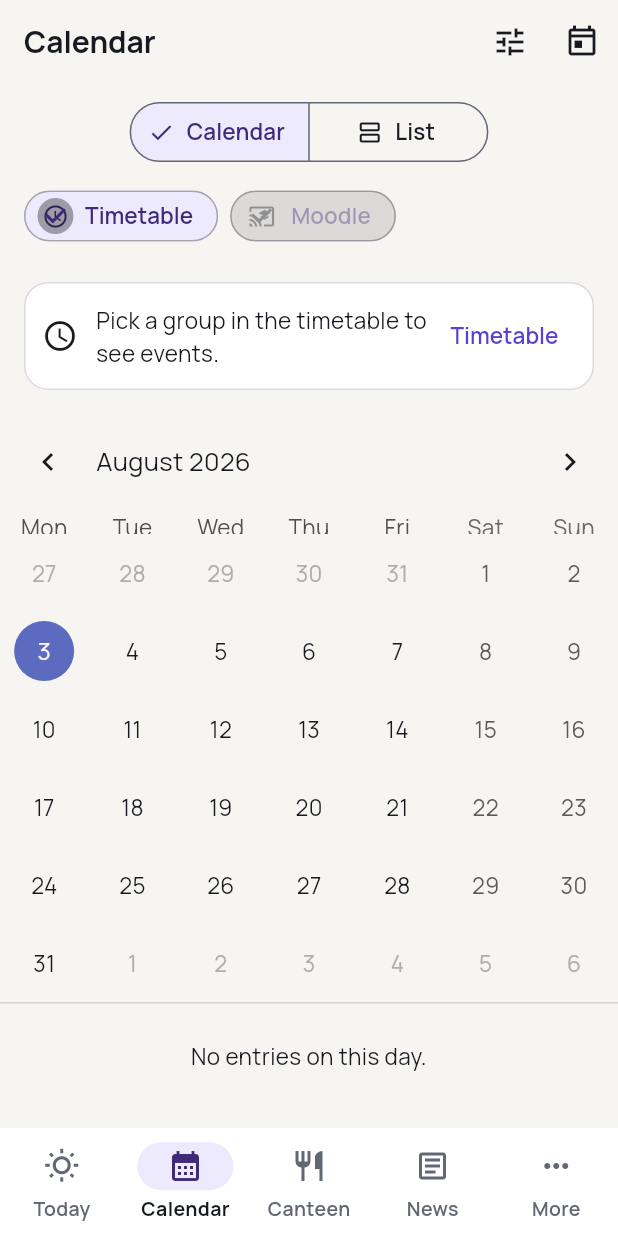
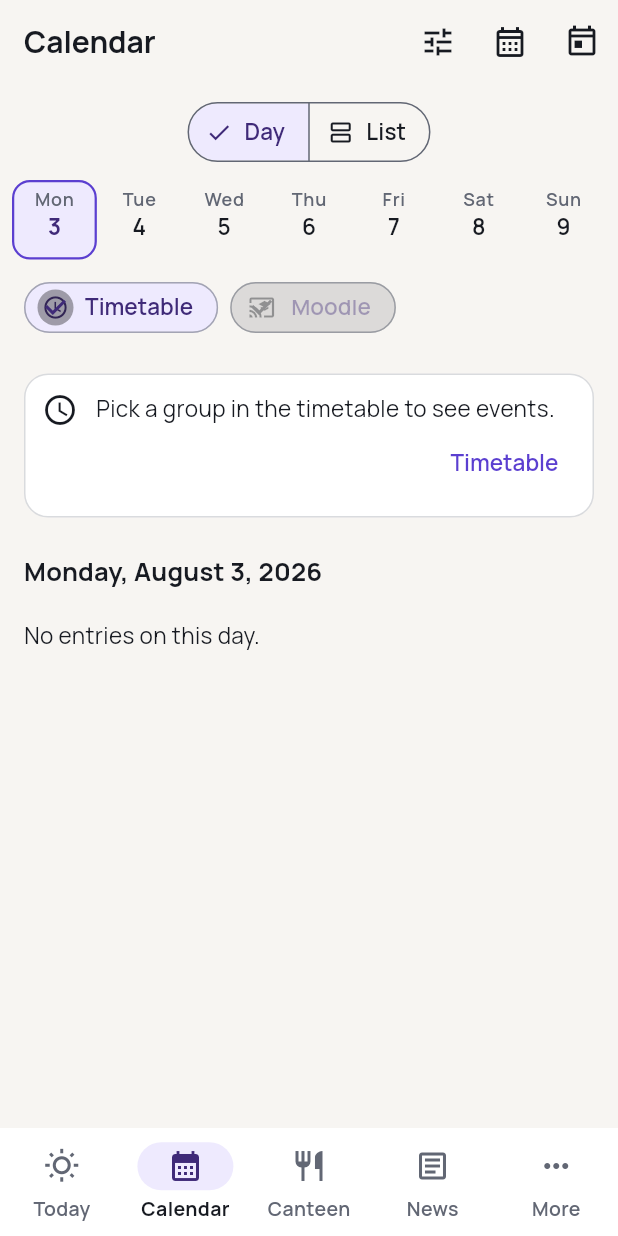
Before and after one commit to erikenglerdev/campus-app, a Flutter app: the screen it shows after launch, item 2 of the bottom bar chosen, after a tap on the "today" icon, on a phone screen of 412 x 824 dp. Run offline on Flutter 3.47's test engine with Material 3 defaults, Android fonts, the phone set to English and light mode, and no system bars; drawn by our look-alikes of table_calendar; our stand-ins replace cookie_jar, dio, dio_cookie_manager, flutter_riverpod, flutter_secure_storage, flutter_svg and 5 more; missing offline and left inert: enough_mail, pdfx; accounts and stored records are empty; generated files the repository leaves out were written again; network calls fail.

Commit message:
feat(mobile/calendar): Tagesagenda mit Wochenleiste statt Monatsgitter
Die Standarddarstellung ist jetzt der chronologische Tag. Ein Monatsgitter
verbraucht auf einem Telefon den größten Teil des Bildschirms, um „welcher
Tag?" zu beantworten, und lässt kaum Platz für das, was an diesem Tag
ansteht; die Wochenleiste beantwortet dieselbe Frage auf einem Fünftel der
Fläche. Ein Monat ist nur noch als Datumswähler erreichbar — genau das,
wofür das Gitter tatsächlich benutzt wurde.

Wischen wechselt den Tag, „Heute" springt zurück. In der Wochenleiste ist
ein Tag mit Terminen durch einen Punkt markiert und der heutige zusätzlich
durch eine Kontur, damit „wo bin ich" nicht davon abhängt, zwei Füllungen
auseinanderzuhalten. Jede Zelle ist ein eigenes Semantics-Element mit
Datum und Terminanzahl.

Die Quellenfilter werden jetzt lokal persistiert, und zwar als die
*abgeschaltete* Menge: Eine in einer späteren Version ergänzte Quelle ist
damit standardmäßig sichtbar statt unsichtbar, bis jemand den Filter
findet. Unbekannte gespeicherte Werte werden ignoriert statt zu stören.

table_calendar ist damit unbenutzt und aus pubspec.yaml entfernt.

Zwei Fehler, die erst der neue Widget-Test bei 320 px und doppelter
Schrift gezeigt hat: Der Ansichtsumschalter passte mit Icon *und* Label
nicht mehr nebeneinander — bei großer Schrift trägt jetzt das Icon den
Tooltip und den zugänglichen Namen. Und der Hinweis „Stundenplangruppe
wählen" lief mit seinem Aktionsbutton über; der steht jetzt in einer
eigenen Zeile.

Gates: format sauber, analyze --fatal-infos --fatal-warnings ohne Befund,
693 Tests grün (vorher 683).

Co-Authored-By: Claude Opus 5 <noreply@anthropic.com>

```diff
--- a/apps/mobile/lib/features/calendar/application/calendar_providers.dart
+++ b/apps/mobile/lib/features/calendar/application/calendar_providers.dart
@@ -5,6 +5,8 @@ import 'package:flutter/foundation.dart' show immutable;
 import 'package:flutter_riverpod/flutter_riverpod.dart';
 
 import '../../../core/network/loaded.dart';
+import '../../../core/prefs/preference_keys.dart';
+import '../../../core/prefs/settings_controller.dart';
 import '../../moodle/application/moodle_account_controller.dart';
 import '../../moodle/application/moodle_controller.dart';
 import '../../timetable/application/timetable_providers.dart';
@@ -14,17 +16,22 @@ import '../domain/calendar_entry.dart';
 import 'calendar_merge.dart';
 import 'public_calendar_providers.dart';
 
-/// Month grid or agenda list — the two explicit calendar views.
-enum CalendarViewMode { month, list }
+/// Day agenda or month list — the two explicit calendar views.
+///
+/// The day agenda is the default. A month grid used to be, but on a phone it
+/// spends most of the screen answering "which day?" and leaves almost none for
+/// what is actually on that day; the week strip answers the same question in a
+/// fraction of the space. A month is now only reachable as a date picker.
+enum CalendarViewMode { day, list }
 
 class CalendarViewModeController extends Notifier<CalendarViewMode> {
   @override
-  CalendarViewMode build() => CalendarViewMode.month;
+  CalendarViewMode build() => CalendarViewMode.day;
 
   void set(CalendarViewMode mode) => state = mode;
-  void toggle() => state = state == CalendarViewMode.month
+  void toggle() => state = state == CalendarViewMode.day
       ? CalendarViewMode.list
-      : CalendarViewMode.month;
+      : CalendarViewMode.day;
 }
 
 final NotifierProvider<CalendarViewModeController, CalendarViewMode>
@@ -49,19 +56,41 @@ calendarFocusedDayProvider =
       CalendarFocusedDayController.new,
     );
 
-/// Which sources contribute to the calendar. Both are on by default; the user
-/// can hide either without losing the other's data.
+/// Which sources contribute to the calendar.
+///
+/// Every source is on by default and the user can hide any of them without
+/// losing the others' data. The choice is persisted as the **disabled** set:
+/// a source added in a later version is then visible by default rather than
+/// hidden until someone finds the filter.
 class CalendarEnabledSourcesController extends Notifier<Set<CalendarSource>> {
   @override
-  Set<CalendarSource> build() => <CalendarSource>{
-    CalendarSource.timetable,
-    CalendarSource.moodle,
-  };
+  Set<CalendarSource> build() {
+    final Set<CalendarSource> off =
+        (ref
+                    .watch(keyValueStoreProvider)
+                    .getStringList(PreferenceKeys.calendarDisabledSources) ??
+                const <String>[])
+            .map(CalendarSource.fromStorage)
+            .whereType<CalendarSource>()
+            .toSet();
+    return CalendarSource.values
+        .where((CalendarSource s) => !off.contains(s))
+        .toSet();
+  }
 
-  void toggle(CalendarSource source) {
+  Future<void> toggle(CalendarSource source) async {
     final Set<CalendarSource> next = <CalendarSource>{...state};
     if (!next.remove(source)) next.add(source);
     state = next;
+    await ref
+        .read(keyValueStoreProvider)
+        .setStringList(
+          PreferenceKeys.calendarDisabledSources,
+          CalendarSource.values
+              .where((CalendarSource s) => !next.contains(s))
+              .map((CalendarSource s) => s.storageValue)
+              .toList(growable: false),
+        );
   }
 }
 
--- a/apps/mobile/lib/features/calendar/domain/calendar_entry.dart
+++ b/apps/mobile/lib/features/calendar/domain/calendar_entry.dart
@@ -9,7 +9,23 @@ import 'package:meta/meta.dart';
 /// new source means adding a value here, a mapper to [CalendarEntry], and wiring
 /// one contribution in the aggregator. Nothing merges on any server — every
 /// source stays in its own feature and is combined only here, on-device.
-enum CalendarSource { timetable, moodle, publicCalendar }
+enum CalendarSource {
+  timetable('timetable'),
+  moodle('moodle'),
+  publicCalendar('public-calendar');
+
+  const CalendarSource(this.storageValue);
+
+  /// Stable identifier for local storage, never the enum index.
+  final String storageValue;
+
+  static CalendarSource? fromStorage(String? value) {
+    for (final CalendarSource source in CalendarSource.values) {
+      if (source.storageValue == value) return source;
+    }
+    return null;
+  }
+}
 
 /// One unified item on the calendar, independent of its source.
 @immutable
--- a/apps/mobile/lib/features/calendar/presentation/calendar_screen.dart
+++ b/apps/mobile/lib/features/calendar/presentation/calendar_screen.dart
@@ -4,7 +4,6 @@
 import 'package:flutter/material.dart';
 import 'package:flutter_riverpod/flutter_riverpod.dart';
 import 'package:go_router/go_router.dart';
-import 'package:table_calendar/table_calendar.dart';
 
 import '../../../app/app_routes.dart';
 import '../../../core/locale/formatters.dart';
@@ -13,9 +12,11 @@ import '../../../core/widgets/status_banner.dart';
 import '../../../l10n/l10n.dart';
 import '../../moodle/application/moodle_account_controller.dart';
 import '../../moodle/application/moodle_controller.dart';
+import '../../timetable/application/timetable_week.dart';
 import '../../timetable/presentation/timetable_group_picker_sheet.dart';
 import '../application/calendar_providers.dart';
 import '../domain/calendar_entry.dart';
+import 'week_strip.dart';
 
 /// The top-level "Kalender" tab: one calendar merged from the timetable and
 /// Moodle deadlines, with an explicit month-grid vs list toggle.
@@ -38,6 +39,24 @@ class _CalendarScreenState extends ConsumerState<CalendarScreen> {
     });
   }
 
+  /// A compact date picker replaces the month grid.
+  ///
+  /// The product rule is that a month view must not be the primary content
+  /// surface on a phone; jumping to a date is the one thing it was actually
+  /// used for, and the platform picker does that in a sheet.
+  Future<void> _pickDate(BuildContext context, WidgetRef ref) async {
+    final DateTime current = ref.read(calendarFocusedDayProvider);
+    final DateTime? picked = await showDatePicker(
+      context: context,
+      initialDate: current,
+      firstDate: DateTime(current.year - 1),
+      lastDate: DateTime(current.year + 2),
+    );
+    if (picked != null) {
+      ref.read(calendarFocusedDayProvider.notifier).select(picked);
+    }
+  }
+
   @override
   Widget build(BuildContext context) {
     final AppLocalizations l10n = context.l10n;
@@ -54,6 +73,11 @@ class _CalendarScreenState extends ConsumerState<CalendarScreen> {
             icon: const Icon(Icons.tune_outlined),
           ),
           IconButton(
+            tooltip: l10n.calendarPickDate,
+            onPressed: () => _pickDate(context, ref),
+            icon: const Icon(Icons.calendar_month_outlined),
+          ),
+          IconButton(
             tooltip: l10n.calendarToday,
             onPressed: () =>
                 ref.read(calendarFocusedDayProvider.notifier).today(),
@@ -68,8 +92,8 @@ class _CalendarScreenState extends ConsumerState<CalendarScreen> {
             // so nothing can overflow a short viewport.
             _ViewToggle(mode: mode),
             Expanded(
-              child: mode == CalendarViewMode.month
-                  ? _MonthView(data: data)
+              child: mode == CalendarViewMode.day
+                  ? _DayAgendaView(data: data)
                   : _ListView(data: data),
             ),
           ],
@@ -113,6 +137,14 @@ class _ViewToggle extends ConsumerWidget {
   @override
   Widget build(BuildContext context, WidgetRef ref) {
     final AppLocalizations l10n = context.l10n;
+    // Icon *and* label do not fit two segments onto a 320 px phone once the
+    // user scales text up. The label is what gets dropped, never the control:
+    // the icon keeps its tooltip and its accessible name, so nothing is lost
+    // for a screen reader.
+    final bool roomForLabels =
+        MediaQuery.textScalerOf(context).scale(14) < 20 ||
+        MediaQuery.sizeOf(context).width > 360;
+
     return Padding(
       padding: const EdgeInsets.fromLTRB(
         AppSpacing.lg,
@@ -123,14 +155,16 @@ class _ViewToggle extends ConsumerWidget {
       child: SegmentedButton<CalendarViewMode>(
         segments: <ButtonSegment<CalendarViewMode>>[
           ButtonSegment<CalendarViewMode>(
-            value: CalendarViewMode.month,
+            value: CalendarViewMode.day,
             icon: const Icon(Icons.calendar_month_outlined),
-            label: Text(l10n.calendarViewMonth),
+            tooltip: l10n.calendarViewDay,
+            label: roomForLabels ? Text(l10n.calendarViewDay) : null,
           ),
           ButtonSegment<CalendarViewMode>(
             value: CalendarViewMode.list,
             icon: const Icon(Icons.view_agenda_outlined),
-            label: Text(l10n.calendarViewList),
+            tooltip: l10n.calendarViewList,
+            label: roomForLabels ? Text(l10n.calendarViewList) : null,
           ),
         ],
         selected: <CalendarViewMode>{mode},
@@ -198,14 +232,27 @@ class _GroupHint extends ConsumerWidget {
         margin: EdgeInsets.zero,
         child: Padding(
           padding: const EdgeInsets.all(AppSpacing.md),
-          child: Row(
+          // A Column rather than a Row: at large text scales the action's
+          // label and the hint cannot share a 320 px line, and a hint that
+          // overflows is worse than one that takes an extra line.
+          child: Column(
+            crossAxisAlignment: CrossAxisAlignment.start,
+            mainAxisSize: MainAxisSize.min,
+            children: <Widget>[
+              Row(
+                crossAxisAlignment: CrossAxisAlignment.start,
                 children: <Widget>[
                   const Icon(Icons.schedule_outlined),
                   const SizedBox(width: AppSpacing.md),
                   Expanded(child: Text(l10n.calendarSelectGroupHint)),
-              TextButton(
+                ],
+              ),
+              Align(
+                alignment: AlignmentDirectional.centerEnd,
+                child: TextButton(
                   onPressed: () => showTimetableGroupPickerSheet(context),
                   child: Text(l10n.calendarSourceTimetable),
+                ),
               ),
             ],
           ),
@@ -215,58 +262,83 @@ class _GroupHint extends ConsumerWidget {
   }
 }
 
-class _MonthView extends ConsumerWidget {
-  const _MonthView({required this.data});
+/// The primary view: a week strip and the chosen day's entries.
+///
+/// Horizontal swiping moves a day at a time, which is how a phone calendar is
+/// expected to behave; the strip above shows where in the week that lands.
+class _DayAgendaView extends ConsumerWidget {
+  const _DayAgendaView({required this.data});
 
   final CalendarData data;
 
   @override
   Widget build(BuildContext context, WidgetRef ref) {
+    final AppLocalizations l10n = context.l10n;
     final String locale = Localizations.localeOf(context).languageCode;
     final DateTime focused = ref.watch(calendarFocusedDayProvider);
-    final DateTime now = DateTime.now();
-    final List<CalendarEntry> dayEntries = data.forDay(focused);
+    final DateTime today = TimetableWeek.dayOf(DateTime.now());
+    final List<CalendarEntry> entries = data.forDay(focused);
 
-    // The header, grid and day agenda scroll together, so they never overflow a
-    // short viewport.
-    return ListView(
+    final Map<DateTime, int> counts = <DateTime, int>{};
+    for (final CalendarEntry entry in data.entries) {
+      final DateTime day = TimetableWeek.dayOf(entry.start);
+      counts[day] = (counts[day] ?? 0) + 1;
+    }
+
+    return Column(
+      children: <Widget>[
+        WeekStrip(
+          selected: focused,
+          today: today,
+          entryCounts: counts,
+          onSelect: (DateTime day) =>
+              ref.read(calendarFocusedDayProvider.notifier).select(day),
+        ),
+        Expanded(
+          child: GestureDetector(
+            // A day per swipe. `primaryVelocity` is negative when the finger
+            // moves left, which means "forward" in a left-to-right calendar.
+            onHorizontalDragEnd: (DragEndDetails details) {
+              final double velocity = details.primaryVelocity ?? 0;
+              if (velocity == 0) return;
+              ref
+                  .read(calendarFocusedDayProvider.notifier)
+                  .select(focused.add(Duration(days: velocity < 0 ? 1 : -1)));
+            },
+            child: ListView(
+              padding: const EdgeInsets.only(bottom: AppSpacing.xl),
               children: <Widget>[
                 ..._calendarHeader(context, data),
-        TableCalendar<CalendarEntry>(
-          locale: locale,
-          firstDay: DateTime(now.year - 1),
-          lastDay: DateTime(now.year + 2),
-          focusedDay: focused,
-          startingDayOfWeek: StartingDayOfWeek.monday,
-          availableCalendarFormats: const <CalendarFormat, String>{
-            CalendarFormat.month: '',
-          },
-          headerStyle: const HeaderStyle(formatButtonVisible: false),
-          selectedDayPredicate: (DateTime d) => isSameDay(d, focused),
-          eventLoader: data.forDay,
-          calendarStyle: CalendarStyle(
-            markerDecoration: BoxDecoration(
-              color: Theme.of(context).colorScheme.primary,
-              shape: BoxShape.circle,
+                Padding(
+                  padding: const EdgeInsets.fromLTRB(
+                    AppSpacing.lg,
+                    AppSpacing.sm,
+                    AppSpacing.lg,
+                    AppSpacing.xs,
+                  ),
+                  child: Semantics(
+                    header: true,
+                    child: Text(
+                      AppDateFormats.weekdayDate(focused, locale),
+                      style: Theme.of(context).textTheme.titleMedium,
                     ),
                   ),
-          onDaySelected: (DateTime selected, DateTime _) =>
-              ref.read(calendarFocusedDayProvider.notifier).select(selected),
-          onPageChanged: (DateTime page) =>
-              ref.read(calendarFocusedDayProvider.notifier).select(page),
                 ),
-        const Divider(height: 1),
-        if (dayEntries.isEmpty)
+                if (entries.isEmpty)
                   Padding(
-            padding: const EdgeInsets.all(AppSpacing.xl),
+                    padding: const EdgeInsets.all(AppSpacing.lg),
                     child: Text(
-              context.l10n.calendarNoEntriesForDay,
-              textAlign: TextAlign.center,
+                      l10n.calendarNoEntriesForDay,
+                      style: Theme.of(context).textTheme.bodyMedium,
                     ),
                   )
                 else
-          for (final CalendarEntry e in dayEntries)
-            _EntryTile(entry: e, locale: locale),
+                  for (final CalendarEntry entry in entries)
+                    _EntryTile(entry: entry, locale: locale),
+              ],
+            ),
+          ),
+        ),
       ],
     );
   }
--- /dev/null
+++ b/apps/mobile/lib/features/calendar/presentation/week_strip.dart
@@ -0,0 +1,160 @@
+// Campus Köthen App · AGPL-3.0-only
+// Copyright © 2026 Erik Engler and Jona Loreen Sommer
+
+import 'package:flutter/material.dart';
+
+import '../../../core/locale/formatters.dart';
+import '../../../core/theme/app_dimensions.dart';
+import '../../../l10n/l10n.dart';
+import '../../timetable/application/timetable_week.dart';
+
+/// A compact seven-day strip above the agenda.
+///
+/// Replaces the month grid as the primary way to move around: on a phone a
+/// month grid costs most of the screen and answers a question ("which day?")
+/// that a week strip answers in a fifth of the space.
+///
+/// A day that has entries is marked by a **dot as well as** its weight, and
+/// today additionally by an outline — never by colour alone.
+class WeekStrip extends StatelessWidget {
+  const WeekStrip({
+    required this.selected,
+    required this.today,
+    required this.entryCounts,
+    required this.onSelect,
+    super.key,
+  });
+
+  final DateTime selected;
+  final DateTime today;
+
+  /// Number of entries per day, used for the marker and the screen-reader
+  /// description. Missing means zero.
+  final Map<DateTime, int> entryCounts;
+
+  final ValueChanged<DateTime> onSelect;
+
+  @override
+  Widget build(BuildContext context) {
+    final AppLocalizations l10n = context.l10n;
+    final String locale = Localizations.localeOf(context).languageCode;
+    final DateTime start = TimetableWeek.startOf(selected);
+
+    return Semantics(
+      container: true,
+      label: l10n.calendarWeekStripSemantic(
+        AppDateFormats.weekdayDate(selected, locale),
+      ),
+      child: Padding(
+        padding: const EdgeInsets.symmetric(
+          horizontal: AppSpacing.sm,
+          vertical: AppSpacing.xs,
+        ),
+        child: Row(
+          children: <Widget>[
+            for (int i = 0; i < TimetableWeek.lengthInDays; i++)
+              Expanded(
+                child: _DayCell(
+                  day: TimetableWeek.shift(start, i),
+                  selected: selected,
+                  today: today,
+                  entryCount: entryCounts[TimetableWeek.shift(start, i)] ?? 0,
+                  onSelect: onSelect,
+                ),
+              ),
+          ],
+        ),
+      ),
+    );
+  }
+}
+
+class _DayCell extends StatelessWidget {
+  const _DayCell({
+    required this.day,
+    required this.selected,
+    required this.today,
+    required this.entryCount,
+    required this.onSelect,
+  });
+
+  final DateTime day;
+  final DateTime selected;
+  final DateTime today;
+  final int entryCount;
+  final ValueChanged<DateTime> onSelect;
+
+  bool get _isSelected => _sameDay(day, selected);
+  bool get _isToday => _sameDay(day, today);
+
+  static bool _sameDay(DateTime a, DateTime b) =>
+      a.year == b.year && a.month == b.month && a.day == b.day;
+
+  @override
+  Widget build(BuildContext context) {
+    final AppLocalizations l10n = context.l10n;
+    final ColorScheme colors = Theme.of(context).colorScheme;
+    final TextTheme text = Theme.of(context).textTheme;
+    final String locale = Localizations.localeOf(context).languageCode;
+
+    return Semantics(
+      button: true,
+      selected: _isSelected,
+      label: AppDateFormats.weekdayDate(day, locale),
+      value: entryCount > 0 ? l10n.calendarDayHasEntries(entryCount) : null,
+      excludeSemantics: true,
+      child: InkWell(
+        borderRadius: BorderRadius.circular(AppRadius.md),
+        onTap: () => onSelect(day),
+        child: ConstrainedBox(
+          constraints: const BoxConstraints(minHeight: AppSizes.minTouchTarget),
+          child: Container(
+            padding: const EdgeInsets.symmetric(vertical: AppSpacing.xs),
+            decoration: BoxDecoration(
+              color: _isSelected ? colors.primaryContainer : null,
+              borderRadius: BorderRadius.circular(AppRadius.md),
+              // Today keeps an outline even when another day is selected, so
+              // "where am I" never depends on telling two fills apart.
+              border: _isToday
+                  ? Border.all(color: colors.primary, width: 1.5)
+                  : null,
+            ),
+            child: Column(
+              mainAxisSize: MainAxisSize.min,
+              children: <Widget>[
+                Text(
+                  AppDateFormats.shortWeekday(day, locale),
+                  style: text.labelSmall?.copyWith(
+                    color: colors.onSurfaceVariant,
+                  ),
+                ),
+                Text(
+                  AppDateFormats.dayOfMonth(day, locale),
+                  style: text.labelLarge?.copyWith(
+                    fontWeight: _isSelected ? FontWeight.w700 : null,
+                    color: _isSelected
+                        ? colors.onPrimaryContainer
+                        : colors.onSurface,
+                  ),
+                ),
+                // The marker is a shape, not a hue.
+                SizedBox(
+                  height: 6,
+                  child: entryCount > 0
+                      ? Icon(
+                          Icons.circle,
+                          size: 5,
+                          color: _isSelected
+                              ? colors.onPrimaryContainer
+                              : colors.primary,
+                        )
+                      : null,
+                ),
+              ],
+            ),
+          ),
+        ),
+      ),
+    );
+  }
+}
--- a/apps/mobile/lib/l10n/app_en.arb
+++ b/apps/mobile/lib/l10n/app_en.arb
@@ -833,5 +833,25 @@
         "type": "int"
       }
     }
+  },
+  "calendarViewDay": "Day",
+  "calendarPickDate": "Choose date",
+  "calendarPreviousDay": "Previous day",
+  "calendarNextDay": "Next day",
+  "calendarWeekStripSemantic": "Week, {day} selected",
+  "@calendarWeekStripSemantic": {
+    "placeholders": {
+      "day": {
+        "type": "String"
+      }
+    }
+  },
+  "calendarDayHasEntries": "{count, plural, =1{1 entry} other{{count} entries}}",
+  "@calendarDayHasEntries": {
+    "placeholders": {
+      "count": {
+        "type": "int"
+      }
+    }
   }
 }
--- a/apps/mobile/pubspec.yaml
+++ b/apps/mobile/pubspec.yaml
@@ -60,7 +60,6 @@ dependencies:
 
   # Month-grid view for the cross-source calendar (Apache-2.0). List view is
   # built from plain widgets; only the month grid uses this package.
-  table_calendar: ^3.2.0
 
   # Renders the bundled, generated campus map (MIT). Only ever used with local
   # assets from packages/campus-map — never with SVG from a network source.
```
Also changed, not shown: apps/mobile/lib/core/prefs/preference_keys.dart (+7 -0 lines), apps/mobile/lib/l10n/app_de.arb (+20 -0 lines), apps/mobile/pubspec.lock, 1 other file. Lines whose indentation alone changed are shown as unchanged.
